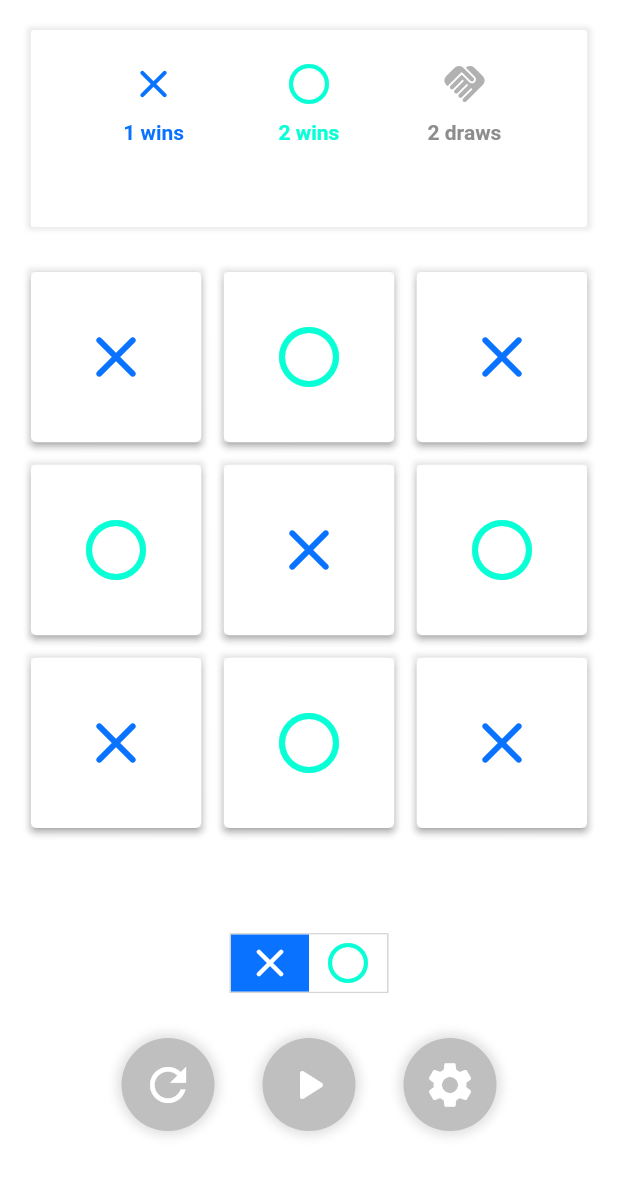
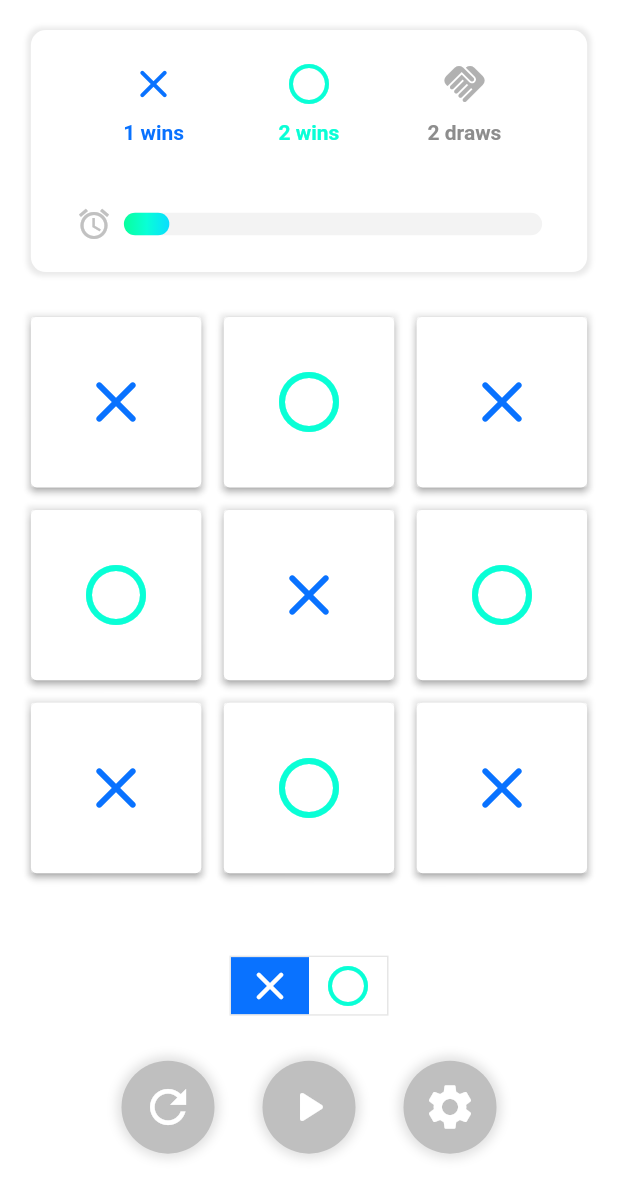
Before and after one commit to Duranovic/Tick-Toe, a Flutter app: the Game screen opened by its route, on a phone screen of 412 x 824 dp. Shown: the top 1198 px of the screen. Run offline on Flutter 3.47's test engine with Material 2 defaults, Android fonts, the light colour scheme and no system bars; our stand-ins replace go_router.

Commit message:
Added timer loading bar and fixing responsiveness

```diff
--- a/lib/src/features/game/presentation/game.dart
+++ b/lib/src/features/game/presentation/game.dart
@@ -1,4 +1,5 @@
 import 'package:flutter/material.dart';
+import 'package:tick_toe_flutter/src/features/game/presentation/timer_loading_bar.dart';
 
 class Game extends StatelessWidget {
   const Game({Key? key}) : super(key: key);
@@ -11,15 +12,15 @@ class Game extends StatelessWidget {
         crossAxisAlignment: CrossAxisAlignment.stretch,
         children: [
           Flexible(
-            flex: 2,
+            flex: 3,
             child: FractionallySizedBox(
               widthFactor: 0.9,
               child: Container(
-                margin: const EdgeInsets.only(top: 20, bottom: 30),
+                margin: const EdgeInsets.only(top: 20),
                 padding: const EdgeInsets.fromLTRB(30, 20, 30, 20),
                 decoration: BoxDecoration(
                   color: Colors.white,
-                  borderRadius: BorderRadius.circular(2),
+                  borderRadius: BorderRadius.circular(10),
                   boxShadow: [
                     BoxShadow(
                       color: const Color.fromARGB(255, 225, 225, 225)
@@ -30,7 +31,10 @@ class Game extends StatelessWidget {
                     ),
                   ],
                 ),
-                child: Row(children: [
+                child: Column(
+                  mainAxisAlignment: MainAxisAlignment.spaceBetween,
+                  children: [
+                    Row(children: [
                       Expanded(
                         child: Column(children: const [
                           Icon(
@@ -89,9 +93,28 @@ class Game extends StatelessWidget {
                         ]),
                       )
                     ]),
+                    Container(
+                      alignment: Alignment.center,
+                      margin: const EdgeInsets.only(top: 20),
+                      child: Row(
+                        children: [
+                          const Icon(
+                            Icons.alarm,
+                            color: Color.fromARGB(255, 193, 193, 193),
+                          ),
+                          const SizedBox(width: 8),
+                          Expanded(
+                            child: TimerLoadingBar(duration: 10),
+                          )
+                        ],
+                      ),
+                    )
+                  ],
                 ),
               ),
             ),
+          ),
+          const SizedBox(height: 30),
           FractionallySizedBox(
             widthFactor: 0.9,
             child: GridView.count(
@@ -130,17 +153,13 @@ class Game extends StatelessWidget {
                             color: Color(0xff09FFD6),
                             size: 48,
                           ),
-                    // child: Text(
-                    //   '$index',
-                    //   style: const TextStyle(fontSize: 18),
-                    // ),
                   ),
                 );
               }),
             ),
           ),
           Expanded(
-            flex: 3,
+            flex: 4,
             child: Container(
               decoration: BoxDecoration(
                 borderRadius: BorderRadius.circular(2),
@@ -158,7 +177,7 @@ class Game extends StatelessWidget {
                         decoration: BoxDecoration(
                           border: Border.all(
                               width: 1.0,
-                              color: const Color.fromARGB(255, 214, 214, 214)),
+                              color: const Color.fromARGB(255, 230, 230, 230)),
                         ),
                         child: Row(
                           children: [
--- /dev/null
+++ b/lib/src/features/game/presentation/timer_loading_bar.dart
@@ -0,0 +1,78 @@
+import 'package:flutter/material.dart';
+
+class TimerLoadingBar extends StatefulWidget {
+  final int duration;
+
+  TimerLoadingBar({required this.duration});
+
+  @override
+  _TimerLoadingBarState createState() => _TimerLoadingBarState();
+}
+
+class _TimerLoadingBarState extends State<TimerLoadingBar>
+    with SingleTickerProviderStateMixin {
+  late AnimationController _controller;
+  late Animation<double> _animation;
+
+  @override
+  void initState() {
+    super.initState();
+    _controller = AnimationController(
+      vsync: this,
+      duration: Duration(seconds: widget.duration),
+    )..forward();
+
+    _animation = CurvedAnimation(
+      parent: _controller,
+      curve: Curves.easeInOut,
+    ).drive(Tween<double>(begin: 0.0, end: 1.0));
+
+    _animation.addListener(() {
+      setState(() {});
+    });
+  }
+
+  @override
+  void dispose() {
+    _controller.dispose();
+    super.dispose();
+  }
+
+  @override
+  Widget build(BuildContext context) {
+    return Container(
+      height: 15.0,
+      decoration: BoxDecoration(
+        borderRadius: BorderRadius.circular(10.0),
+      ),
+      child: Stack(
+        children: [
+          Container(
+            decoration: BoxDecoration(
+              color: const Color.fromARGB(255, 193, 193, 193).withOpacity(0.2),
+              borderRadius: BorderRadius.circular(15.0),
+            ),
+            width: double.infinity,
+            height: double.infinity,
+          ),
+          Container(
+            width: MediaQuery.of(context).size.width * _animation.value,
+            decoration: BoxDecoration(
+              gradient: const LinearGradient(
+                colors: [
+                  Color(0xFF09FF9D),
+                  Color(0xFF09FFD6),
+                  Color(0xFF09DDFF),
+                ],
+                stops: [0.0, 0.5, 1.0],
+                begin: Alignment.centerLeft,
+                end: Alignment.centerRight,
+              ),
+              borderRadius: BorderRadius.circular(15.0),
+            ),
+          ),
+        ],
+      ),
+    );
+  }
+}
```
Lines whose indentation alone changed are shown as unchanged.
